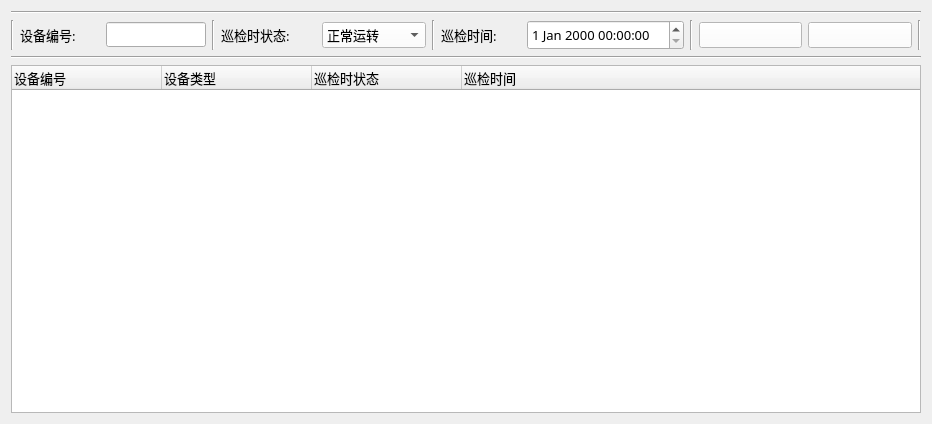
Old version of the form src/_APL/KindOfDevLog/kindofdevlogform.ui in the repository QmGohinn/DaDoeiamiSys.
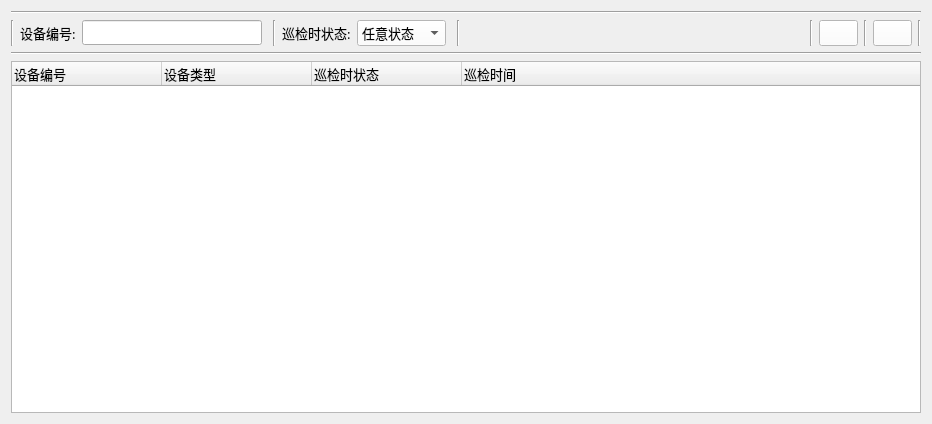
New version of the form. Icons and pictures are not drawn.

```diff
--- a/src/_APL/KindOfDevLog/kindofdevlogform.ui
+++ b/src/_APL/KindOfDevLog/kindofdevlogform.ui
@@ -39,7 +39,7 @@
    <item>
     <layout class="QHBoxLayout" name="horizontalLayout">
      <item>
-      <widget class="Line" name="line_3">
+      <widget class="Line" name="line_7">
        <property name="orientation">
         <enum>Qt::Vertical</enum>
        </property>
@@ -55,7 +55,7 @@
        </property>
        <property name="font">
         <font>
-         <family>JetBrains Mono</family>
+         <family>宋体</family>
          <pointsize>10</pointsize>
         </font>
        </property>
@@ -68,7 +68,7 @@
       <widget class="QLineEdit" name="m_numLineEdit">
        <property name="minimumSize">
         <size>
-         <width>100</width>
+         <width>180</width>
          <height>20</height>
         </size>
        </property>
@@ -80,14 +80,30 @@
        </property>
        <property name="font">
         <font>
-         <family>JetBrains Mono</family>
+         <family>宋体</family>
          <pointsize>10</pointsize>
         </font>
        </property>
       </widget>
      </item>
      <item>
-      <widget class="Line" name="line_6">
+      <spacer name="horizontalSpacer_2">
+       <property name="orientation">
+        <enum>Qt::Horizontal</enum>
+       </property>
+       <property name="sizeType">
+        <enum>QSizePolicy::Maximum</enum>
+       </property>
+       <property name="sizeHint" stdset="0">
+        <size>
+         <width>5</width>
+         <height>20</height>
+        </size>
+       </property>
+      </spacer>
+     </item>
+     <item>
+      <widget class="Line" name="line_3">
        <property name="orientation">
         <enum>Qt::Vertical</enum>
        </property>
@@ -103,7 +119,7 @@
        </property>
        <property name="font">
         <font>
-         <family>JetBrains Mono</family>
+         <family>宋体</family>
          <pointsize>10</pointsize>
         </font>
        </property>
@@ -122,13 +138,18 @@
        </property>
        <property name="font">
         <font>
-         <family>JetBrains Mono</family>
+         <family>宋体</family>
          <pointsize>10</pointsize>
         </font>
        </property>
        <property name="styleSheet">
         <string notr="true">background-color: rgb(255, 255, 255);</string>
        </property>
+       <item>
+        <property name="text">
+         <string>任意状态</string>
+        </property>
+       </item>
        <item>
         <property name="text">
          <string>正常运转</string>
@@ -157,46 +178,20 @@
       </widget>
      </item>
      <item>
-      <widget class="Line" name="line_7">
+      <spacer name="horizontalSpacer_3">
        <property name="orientation">
-        <enum>Qt::Vertical</enum>
+        <enum>Qt::Horizontal</enum>
        </property>
-      </widget>
-     </item>
-     <item>
-      <widget class="QLabel" name="m_timeLabel">
-       <property name="maximumSize">
-        <size>
-         <width>80</width>
-         <height>16777215</height>
-        </size>
+       <property name="sizeType">
+        <enum>QSizePolicy::Maximum</enum>
        </property>
-       <property name="font">
-        <font>
-         <family>JetBrains Mono</family>
-         <pointsize>10</pointsize>
-        </font>
-       </property>
-       <property name="text">
-        <string>巡检时间:</string>
-       </property>
-      </widget>
-     </item>
-     <item>
-      <widget class="QDateTimeEdit" name="m_dateTime">
-       <property name="minimumSize">
+       <property name="sizeHint" stdset="0">
         <size>
-         <width>0</width>
-         <height>30</height>
+         <width>5</width>
+         <height>20</height>
         </size>
        </property>
-       <property name="font">
-        <font>
-         <family>宋体</family>
-         <pointsize>10</pointsize>
-        </font>
-       </property>
-      </widget>
+      </spacer>
      </item>
      <item>
       <widget class="Line" name="line_4">
@@ -205,11 +200,31 @@
        </property>
       </widget>
      </item>
+     <item>
+      <spacer name="horizontalSpacer">
+       <property name="orientation">
+        <enum>Qt::Horizontal</enum>
+       </property>
+       <property name="sizeHint" stdset="0">
+        <size>
+         <width>40</width>
+         <height>20</height>
+        </size>
+       </property>
+      </spacer>
+     </item>
+     <item>
+      <widget class="Line" name="line_6">
+       <property name="orientation">
+        <enum>Qt::Vertical</enum>
+       </property>
+      </widget>
+     </item>
      <item>
       <widget class="QPushButton" name="m_findButton">
        <property name="font">
         <font>
-         <family>JetBrains Mono</family>
+         <family>宋体</family>
          <pointsize>10</pointsize>
         </font>
        </property>
@@ -234,11 +249,18 @@
        </property>
       </widget>
      </item>
+     <item>
+      <widget class="Line" name="line_5">
+       <property name="orientation">
+        <enum>Qt::Vertical</enum>
+       </property>
+      </widget>
+     </item>
      <item>
       <widget class="QPushButton" name="m_clearButton">
        <property name="font">
         <font>
-         <family>JetBrains Mono</family>
+         <family>宋体</family>
          <pointsize>10</pointsize>
         </font>
        </property>
@@ -264,7 +286,7 @@
       </widget>
      </item>
      <item>
-      <widget class="Line" name="line_5">
+      <widget class="Line" name="line_8">
        <property name="orientation">
         <enum>Qt::Vertical</enum>
        </property>
@@ -283,8 +305,8 @@
     <widget class="QTableWidget" name="tableWidget">
      <property name="font">
       <font>
-       <family>JetBrains Mono</family>
-       <pointsize>9</pointsize>
+       <family>宋体</family>
+       <pointsize>10</pointsize>
       </font>
      </property>
      <attribute name="horizontalHeaderVisible">
@@ -320,7 +342,7 @@
       </property>
       <property name="font">
        <font>
-        <family>JetBrains Mono</family>
+        <family>宋体</family>
         <pointsize>10</pointsize>
        </font>
       </property>
@@ -338,7 +360,7 @@
       </property>
       <property name="font">
        <font>
-        <family>JetBrains Mono</family>
+        <family>宋体</family>
         <pointsize>10</pointsize>
        </font>
       </property>
@@ -356,7 +378,7 @@
       </property>
       <property name="font">
        <font>
-        <family>JetBrains Mono</family>
+        <family>宋体</family>
         <pointsize>10</pointsize>
        </font>
       </property>
@@ -374,7 +396,7 @@
       </property>
       <property name="font">
        <font>
-        <family>JetBrains Mono</family>
+        <family>宋体</family>
         <pointsize>10</pointsize>
        </font>
       </property>
```
Left out of the diff: 2 changed lines with no effect on the pictures.
